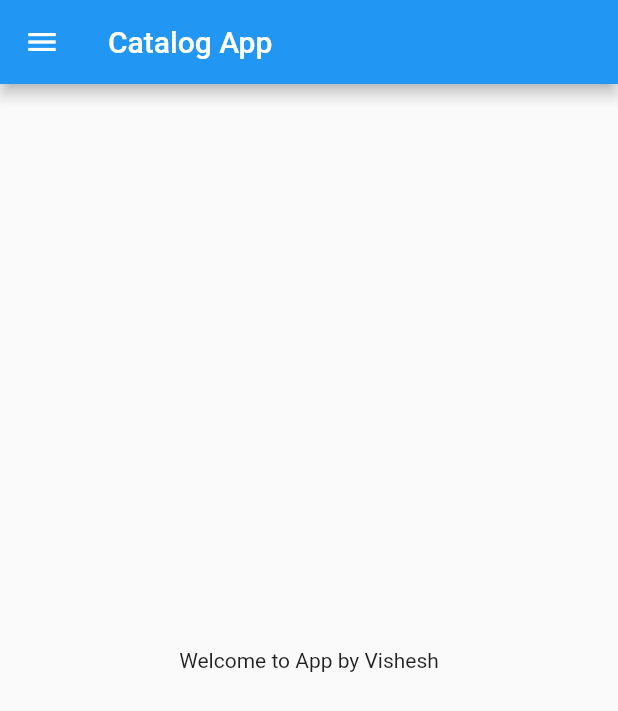
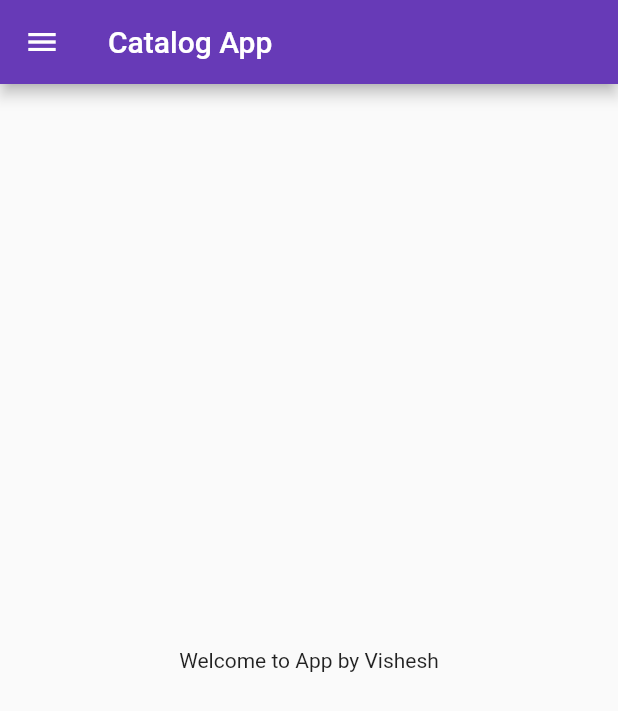
Before and after one commit to VisheshGoyal21/my_app_1, a Flutter app: the screen it shows after launch, on a phone screen of 412 x 824 dp. Shown: the top 711 px of the screen. Run offline on Flutter 3.47's test engine with Material 2 defaults, Android fonts, the phone set to English and light mode, and no system bars.

Commit message:
Day 2 completed

```diff
--- a/lib/main.dart
+++ b/lib/main.dart
@@ -1,6 +1,8 @@
 import 'package:flutter/material.dart';
+// import 'package:flutter_catalog/pages/login_page.dart';
 
-import 'home_page.dart';
+import 'pages/home_page.dart';
+import 'pages/login_page.dart';
 
 void main() {
   runApp(const MyApp());
@@ -11,8 +13,18 @@ class MyApp extends StatelessWidget {
 
   @override
   Widget build(BuildContext context) {
-    return const MaterialApp(
-      home: HomePage(),
+    return MaterialApp(
+      themeMode: ThemeMode.light,
+      theme: ThemeData(primarySwatch: Colors.deepPurple),
+      darkTheme: ThemeData(
+        brightness: Brightness.dark,
+      ),
+      initialRoute: "/home",
+      routes: {
+        "/": (context) => const LoginPage(),
+        "/home": (context) => const HomePage(),
+        "/login": (context) => const LoginPage(),
+      },
     );
   }
 }
```
Also changed, not shown: lib/pages/login_page.dart (added, +21 -0 lines), lib/pages/home_page.dart (renamed from lib/home_page.dart).
